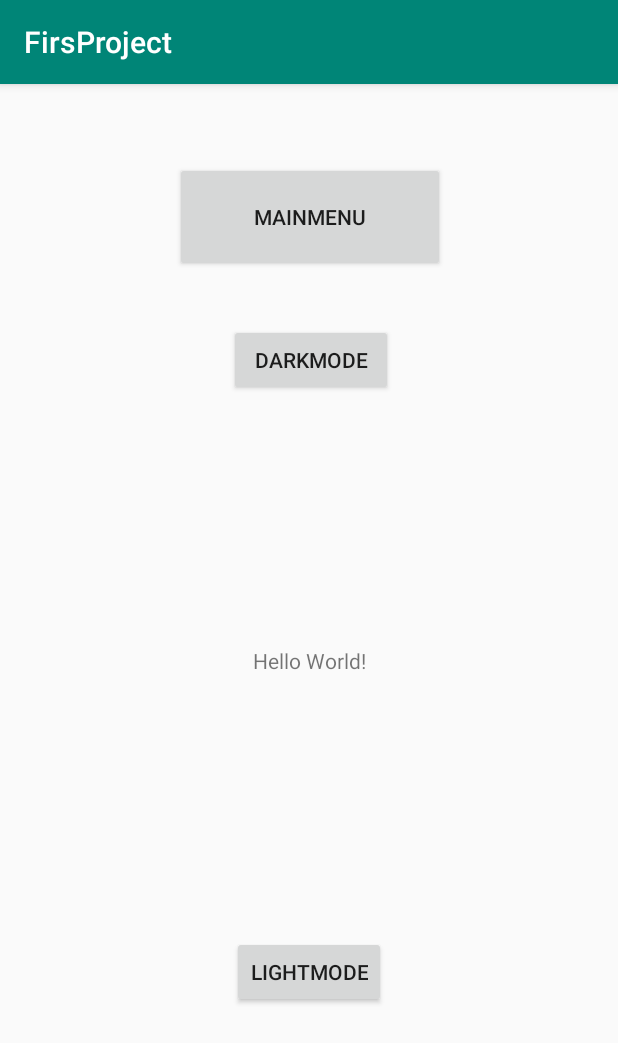
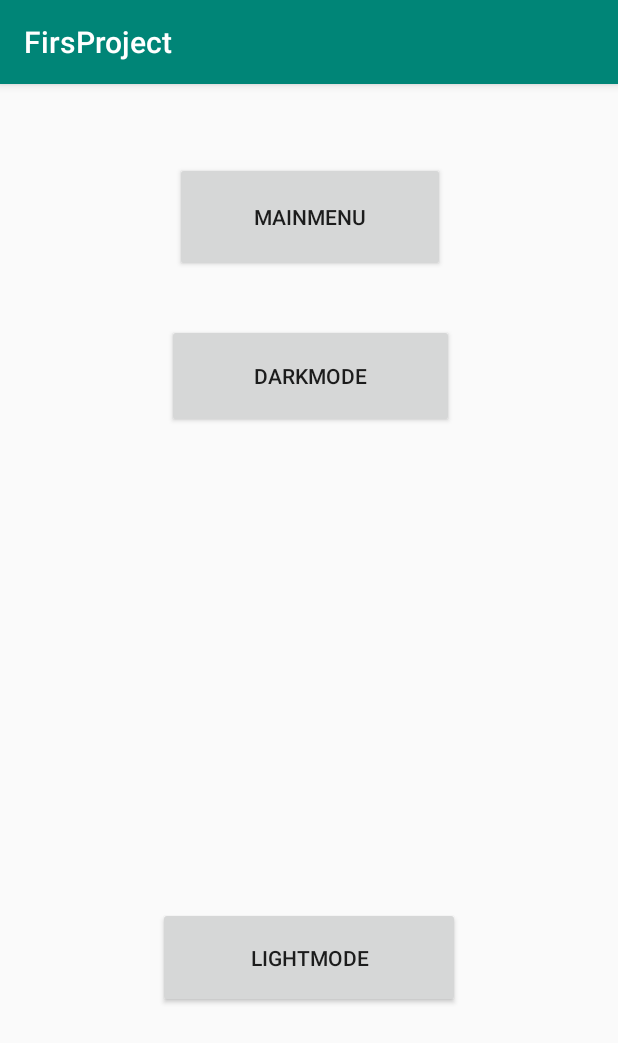
Before and after one commit to jollyroger911/AutoWorld, an Android app: the screen it shows after launch (MainActivity), on a phone screen of 412 x 824 dp. Shown: the top 1043 px of the screen. Run offline under Robolectric (Android 15) with nearby library versions, the phone set to English and light mode, and no system bars.

```diff
--- a/firsproject/src/main/java/com/startandroid/firsproject/MainActivity.java
+++ b/firsproject/src/main/java/com/startandroid/firsproject/MainActivity.java
@@ -9,9 +9,10 @@ import android.view.View;
 import android.widget.Button;
 
 
+
 public class MainActivity extends AppCompatActivity {
 
-    public boolean mode = false;
+    public static boolean mode = false;
 
     Button buttonDM;
     Button buttonLM;
@@ -47,6 +48,7 @@ public class MainActivity extends AppCompatActivity {
             //setContentView(R.layout.activity_menu_tab);
             Intent intent = new Intent("com.startandroid.firsproject.SecondAtivity");
             startActivity(intent);
+            onPause();
         }
 
         /*
--- a/firsproject/src/main/res/layout/activity_main.xml
+++ b/firsproject/src/main/res/layout/activity_main.xml
@@ -10,7 +10,6 @@
     <TextView
         android:layout_width="wrap_content"
         android:layout_height="wrap_content"
-        android:text="Hello World!"
         app:layout_constraintBottom_toBottomOf="parent"
         app:layout_constraintLeft_toLeftOf="parent"
         app:layout_constraintRight_toRightOf="parent"
@@ -18,8 +17,8 @@
 
     <Button
         android:id="@+id/buttonDarkMode"
-        android:layout_width="109dp"
-        android:layout_height="wrap_content"
+        android:layout_width="191dp"
+        android:layout_height="69dp"
         android:layout_marginStart="8dp"
         android:layout_marginLeft="8dp"
         android:layout_marginTop="160dp"
@@ -33,8 +32,8 @@
 
     <Button
         android:id="@+id/buttonLightMode"
-        android:layout_width="wrap_content"
-        android:layout_height="wrap_content"
+        android:layout_width="201dp"
+        android:layout_height="67dp"
         android:layout_marginStart="8dp"
         android:layout_marginLeft="8dp"
         android:layout_marginEnd="8dp"
--- a/firsproject/src/main/res/values/strings.xml
+++ b/firsproject/src/main/res/values/strings.xml
@@ -1,3 +1,6 @@
 <resources>
     <string name="app_name">FirsProject</string>
+    <string name="darkMode">Dark Mode</string>
+    <string name="lightMode">Light Mode</string>
+    <string name="settings">Settings</string>
 </resources>
```
Also changed, not shown: firsproject/src/main/java/com/startandroid/firsproject/SecondAtivity.java (+15 -3 lines), 1 other file.
